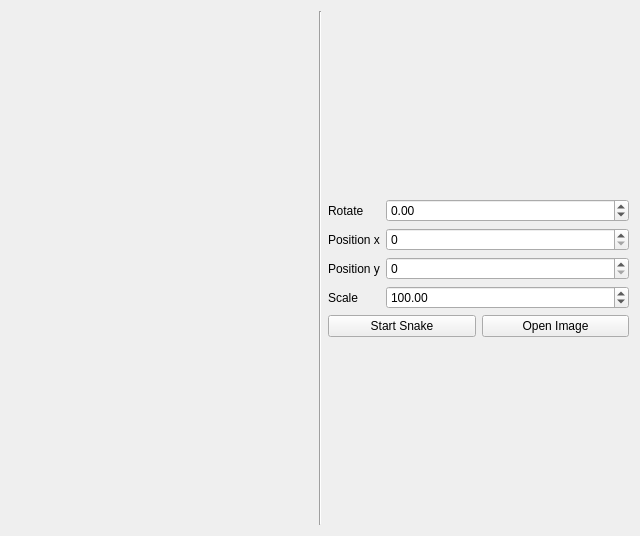
Qt form trunk/Projet/trunk/EdgeDetection/graphic.ui (BackupTheBerlios/qtfin-svn) before a commit.
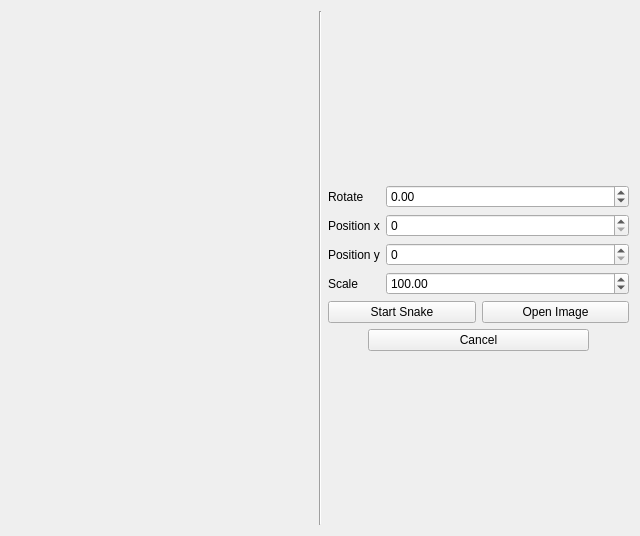
The same form after that commit.

Commit message: Le zoom/dezoom a été implémenté. La classe Graphic prend un pointeur sur un projectFile en paramètre. Penser à bien mettre ma fenetre modale. Une fois que ma fenetre n'est plus visible, le ProjectFile est mis à jour. Pour le moment, il n'y a pas moyen de modifier dynamiquement la taille de mon Graphic, il faut donner la taille lors de la construction de l'objet. Demain (matin jespère), ça sera possible de le faire.

The edit to the form file:
```diff
--- a/trunk/Projet/trunk/EdgeDetection/graphic.ui
+++ b/trunk/Projet/trunk/EdgeDetection/graphic.ui
@@ -131,6 +131,9 @@
        </item>
        <item>
         <widget class="QPushButton" name="OpenButton">
+         <property name="enabled">
+          <bool>true</bool>
+         </property>
          <property name="text">
           <string>Open Image</string>
          </property>
@@ -138,6 +141,49 @@
        </item>
       </layout>
      </item>
+     <item>
+      <layout class="QHBoxLayout" name="horizontalLayout_3">
+       <item>
+        <spacer name="horizontalSpacer">
+         <property name="orientation">
+          <enum>Qt::Horizontal</enum>
+         </property>
+         <property name="sizeType">
+          <enum>QSizePolicy::Minimum</enum>
+         </property>
+         <property name="sizeHint" stdset="0">
+          <size>
+           <width>40</width>
+           <height>20</height>
+          </size>
+         </property>
+        </spacer>
+       </item>
+       <item>
+        <widget class="QPushButton" name="CancelButton">
+         <property name="text">
+          <string>Cancel</string>
+         </property>
+        </widget>
+       </item>
+       <item>
+        <spacer name="horizontalSpacer_2">
+         <property name="orientation">
+          <enum>Qt::Horizontal</enum>
+         </property>
+         <property name="sizeType">
+          <enum>QSizePolicy::Minimum</enum>
+         </property>
+         <property name="sizeHint" stdset="0">
+          <size>
+           <width>40</width>
+           <height>20</height>
+          </size>
+         </property>
+        </spacer>
+       </item>
+      </layout>
+     </item>
      <item>
       <spacer name="verticalSpacer">
        <property name="orientation">
```
The commit also changes 15 other files.
